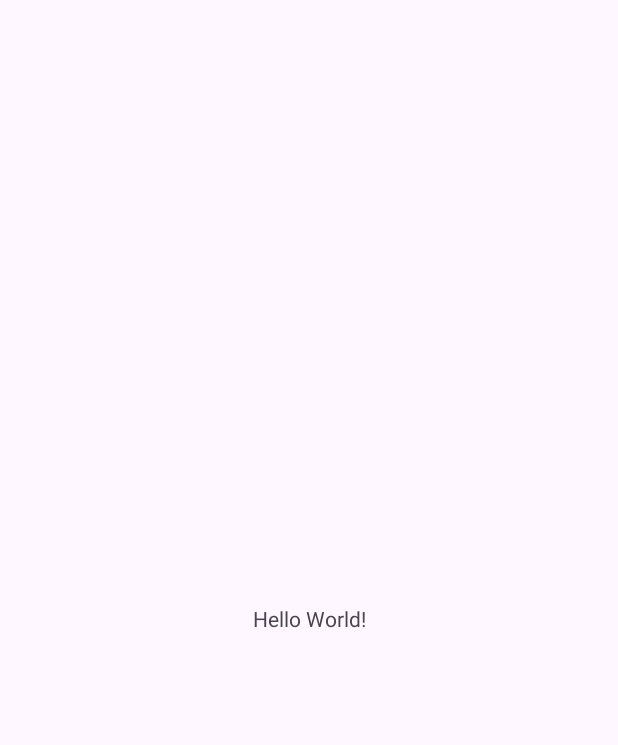
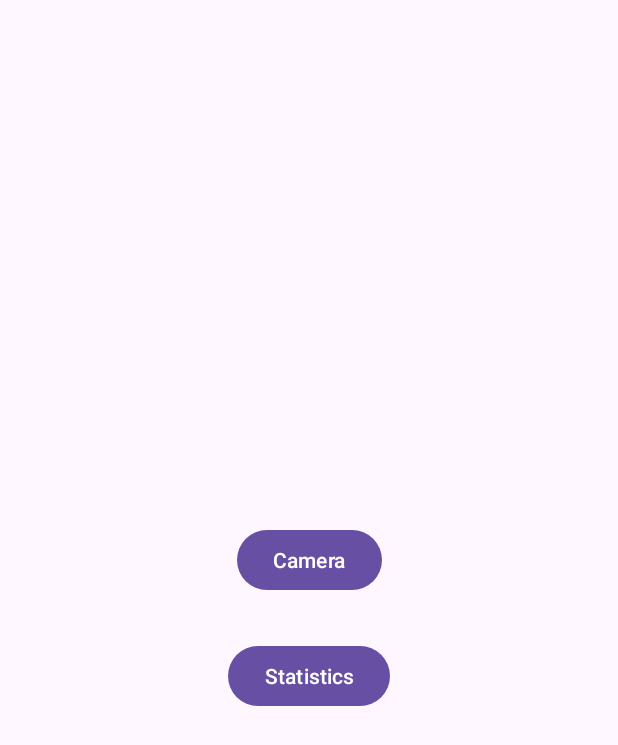
Before and after one commit to ahmetoztrk/sentiment_analysis, an Android app: the screen it shows after launch (MainActivity before the commit, HomeActivity after it), on a phone screen of 412 x 824 dp. Before the commit the part shown is almost empty. Shown: the top 745 px of the screen. Run offline under Robolectric (Android 15) with nearby library versions, the light colour scheme and no system bars.

Commit message:
Proje boyutunun artmamasi icin .gitignore dosyasi duzenlendi. Home sayfasi eklendi.

```diff
--- a/SentimentAnalysis/app/src/main/AndroidManifest.xml
+++ b/SentimentAnalysis/app/src/main/AndroidManifest.xml
@@ -39,6 +39,9 @@
                 <category android:name="android.intent.category.LAUNCHER" />
             </intent-filter>
         </activity>
+        <activity
+            android:name=".HomeActivity">
+        </activity>
     </application>
 
 </manifest>
--- /dev/null
+++ b/SentimentAnalysis/app/src/main/java/com/example/sentimentanalysis/HomeActivity.java
@@ -0,0 +1,36 @@
+package com.example.sentimentanalysis;
+
+import android.content.Intent;
+import android.os.Bundle;
+import android.view.View;
+import android.widget.Button;
+
+import androidx.appcompat.app.AppCompatActivity;
+
+public class HomeActivity extends AppCompatActivity {
+
+    Button camBtn;
+
+    @Override
+    protected void onCreate(Bundle savedInstanceState) {
+        super.onCreate(savedInstanceState);
+        setContentView(R.layout.activity_home);
+
+        init();
+
+        setButtonsListener();
+    }
+
+    private void init(){
+        camBtn = findViewById(R.id.camera_btn);
+    }
+
+    private void setButtonsListener(){
+        camBtn.setOnClickListener(new View.OnClickListener() {
+            @Override
+            public void onClick(View view) {
+
+            }
+        });
+    }
+}
--- a/SentimentAnalysis/app/src/main/java/com/example/sentimentanalysis/MainActivity.java
+++ b/SentimentAnalysis/app/src/main/java/com/example/sentimentanalysis/MainActivity.java
@@ -2,6 +2,7 @@ package com.example.sentimentanalysis;
 
 import androidx.appcompat.app.AppCompatActivity;
 
+import android.content.Intent;
 import android.os.Bundle;
 
 public class MainActivity extends AppCompatActivity {
@@ -10,5 +11,12 @@ public class MainActivity extends AppCompatActivity {
     protected void onCreate(Bundle savedInstanceState) {
         super.onCreate(savedInstanceState);
         setContentView(R.layout.activity_main);
+
+        init();
+    }
+
+    private void init(){
+        Intent intent = new Intent(MainActivity.this, HomeActivity.class);
+        startActivity(intent);
     }
 }
--- /dev/null
+++ b/SentimentAnalysis/app/src/main/res/layout/activity_home.xml
@@ -0,0 +1,29 @@
+<?xml version="1.0" encoding="utf-8"?>
+<androidx.constraintlayout.widget.ConstraintLayout
+    xmlns:android="http://schemas.android.com/apk/res/android"
+    xmlns:app="http://schemas.android.com/apk/res-auto"
+    android:layout_width="match_parent"
+    android:layout_height="match_parent">
+
+    <Button
+        android:id="@+id/camera_btn"
+        android:layout_width="wrap_content"
+        android:layout_height="wrap_content"
+        android:text="Camera"
+        app:layout_constraintBottom_toBottomOf="parent"
+        app:layout_constraintEnd_toEndOf="parent"
+        app:layout_constraintStart_toStartOf="parent"
+        app:layout_constraintTop_toTopOf="parent"
+        app:layout_constraintVertical_bias="0.450" />
+
+    <Button
+        android:id="@+id/statistics_btn"
+        android:layout_width="wrap_content"
+        android:layout_height="wrap_content"
+        android:text="Statistics"
+        app:layout_constraintBottom_toBottomOf="parent"
+        app:layout_constraintEnd_toEndOf="parent"
+        app:layout_constraintStart_toStartOf="parent"
+        app:layout_constraintTop_toTopOf="parent"
+        app:layout_constraintVertical_bias="0.550" />
+</androidx.constraintlayout.widget.ConstraintLayout>
```
Also changed, not shown: 1 other file.
